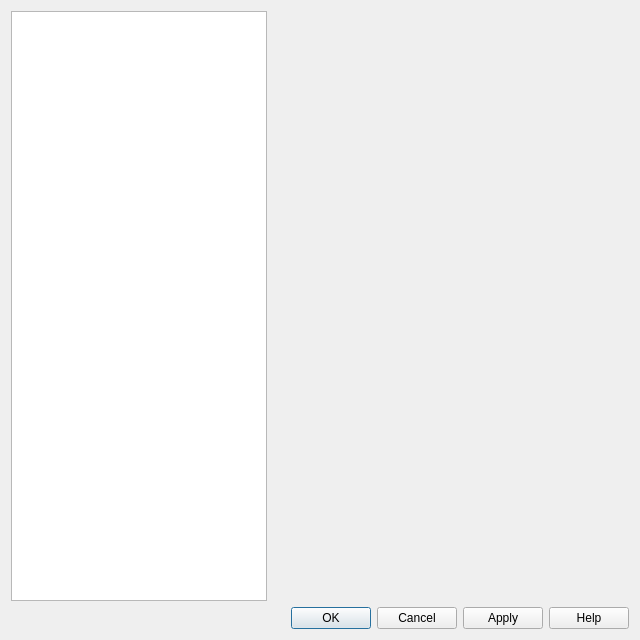
wilbert2000/wzplayer, file src/gui/pref/dialog.ui: the form before one commit.
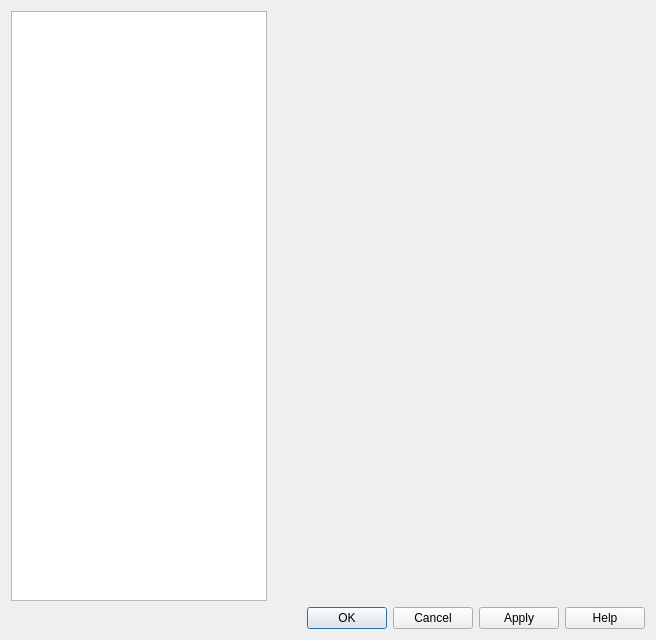
The form after the commit.

```diff
--- a/src/gui/pref/dialog.ui
+++ b/src/gui/pref/dialog.ui
@@ -6,7 +6,7 @@
    <rect>
     <x>0</x>
     <y>0</y>
-    <width>640</width>
+    <width>656</width>
     <height>640</height>
    </rect>
   </property>
```
